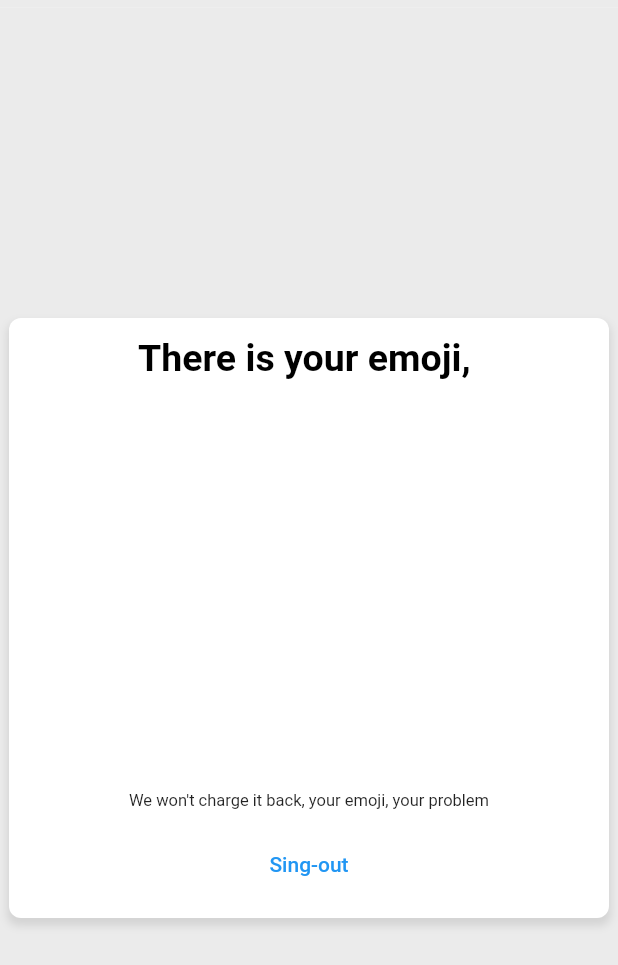
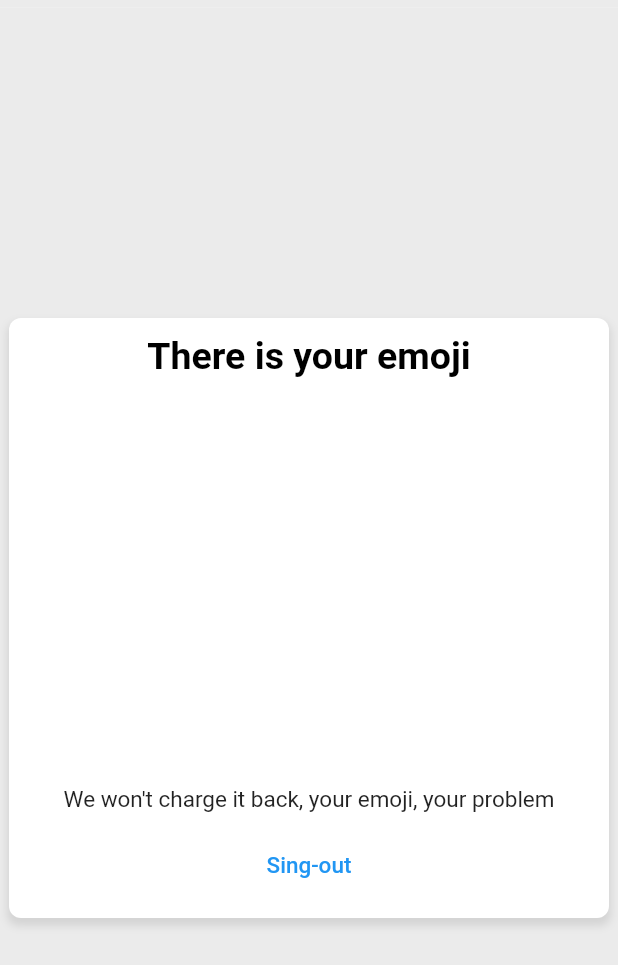
Before and after one commit to amoreira2003/MyEmoji-Responsive-FlutterApp, a Flutter app: the screen it shows once a user with an empty profile is signed in, after a tap on "Sing-out", on a phone screen of 412 x 824 dp. Shown: the top 965 px of the screen. Run offline on Flutter 3.47's test engine with Material 2 defaults, Android fonts, the phone set to English and light mode, and no system bars; our stand-ins replace cloud_firestore, firebase_auth, firebase_core; accounts and stored records are empty.

Commit message:
Change to CanvasKit Rendered, and fix some texts sizes

```diff
--- a/lib/main.dart
+++ b/lib/main.dart
@@ -1,6 +1,7 @@
 import 'package:firebase_auth/firebase_auth.dart';
 import 'package:firebase_core/firebase_core.dart';
 import 'package:flutter/material.dart';
+import 'package:myemoji/design_choices.dart';
 import 'package:myemoji/pages/emojipage/home_display_page.dart';
 import 'package:myemoji/pages/login/login_page.dart';
 
@@ -21,6 +22,8 @@ class MyApp extends StatelessWidget {
   Widget build(BuildContext context) {
     return MaterialApp(
       debugShowCheckedModeBanner: false,
+      themeMode: ThemeMode.light,
+      color: grayColor,
       home: HomePage(),
     );
   }
--- a/lib/pages/emojipage/home_display_page.dart
+++ b/lib/pages/emojipage/home_display_page.dart
@@ -51,7 +51,7 @@ class HomeDisplayPage extends StatelessWidget {
                     mainAxisAlignment: MainAxisAlignment.spaceEvenly,
                     children: [
                       Text(
-                        "There is your emoji, ",
+                        "There is your emoji",
                         style: TextStyle(
                             color: Colors.black,
                             fontSize:
@@ -66,26 +66,32 @@ class HomeDisplayPage extends StatelessWidget {
                                 BorderRadius.all(Radius.circular(16))),
                         child: Center(
                           child: FutureBuilder(
-                                future: auth
-                                    .getAccountEmoji(auth.currentUser!.email),
+                              future:
+                                  auth.getAccountEmoji(auth.currentUser!.email),
                               builder: (context, snapshot) => snapshot.hasData
                                   ? Text(
                                       snapshot.requireData,
                                       style: TextStyle(
                                           fontSize: Responsive.returnSize(
-                                                context, 80, 110, 120)),
+                                              context, 60, 80, 100)),
                                     )
                                   : const Text("")),
-                          )),
+                        ),
+                      ),
                       Text(
                         "We won't charge it back, your emoji, your problem",
                         style: TextStyle(
                             fontSize:
-                                Responsive.returnSize(context, 11, 20, 28)),
+                                Responsive.returnSize(context, 15, 20, 28)),
                       ),
                       TextButton(
                           onPressed: () => signOut(),
-                          child: const Text("Sing-out"))
+                          child: Text(
+                            "Sing-out",
+                            style: TextStyle(
+                                fontSize:
+                                    Responsive.returnSize(context, 15, 20, 28)),
+                          ))
                     ],
                   ),
                 )),
--- a/lib/pages/login/login_form.dart
+++ b/lib/pages/login/login_form.dart
@@ -2,6 +2,7 @@ import 'package:firebase_auth/firebase_auth.dart';
 import 'package:flutter/material.dart';
 
 import '../../auth.dart';
+import '../../responsive.dart';
 
 class LoginForm extends StatefulWidget {
   const LoginForm({super.key});
@@ -62,6 +63,7 @@ class _LoginFormFormState extends State<LoginForm> {
                 margin: const EdgeInsets.symmetric(vertical: 12),
                 child: TextFormField(
                   controller: emailController,
+                  maxLines: 1,
                   decoration: const InputDecoration(
                       border: OutlineInputBorder(),
                       floatingLabelStyle: TextStyle(),
@@ -83,6 +85,7 @@ class _LoginFormFormState extends State<LoginForm> {
               TextFormField(
                 controller: passwordController,
                 focusNode: passwordFocusNode,
+                maxLines: 1,
                 obscureText: !isVisible,
                 decoration: InputDecoration(
                     border: OutlineInputBorder(),
--- a/lib/pages/signup/signin_form.dart
+++ b/lib/pages/signup/signin_form.dart
@@ -1,5 +1,6 @@
 import 'package:firebase_auth/firebase_auth.dart';
 import 'package:flutter/material.dart';
+import 'package:myemoji/responsive.dart';
 
 import '../../auth.dart';
 
@@ -73,6 +74,7 @@ class _SignInPageFormState extends State<SignInPageForm> {
             margin: const EdgeInsets.symmetric(vertical: 12),
             child: TextFormField(
               controller: emailController,
+              maxLines: 1,
               decoration: const InputDecoration(
                   border: OutlineInputBorder(),
                   floatingLabelStyle: TextStyle(),
@@ -94,6 +96,7 @@ class _SignInPageFormState extends State<SignInPageForm> {
           TextFormField(
             controller: passwordController,
             focusNode: passwordFocusNode,
+            maxLines: 1,
             obscureText: !isVisible,
             decoration: InputDecoration(
                 border: OutlineInputBorder(),
```
Also changed, not shown: 2 other files. Lines whose indentation alone changed are shown as unchanged.
